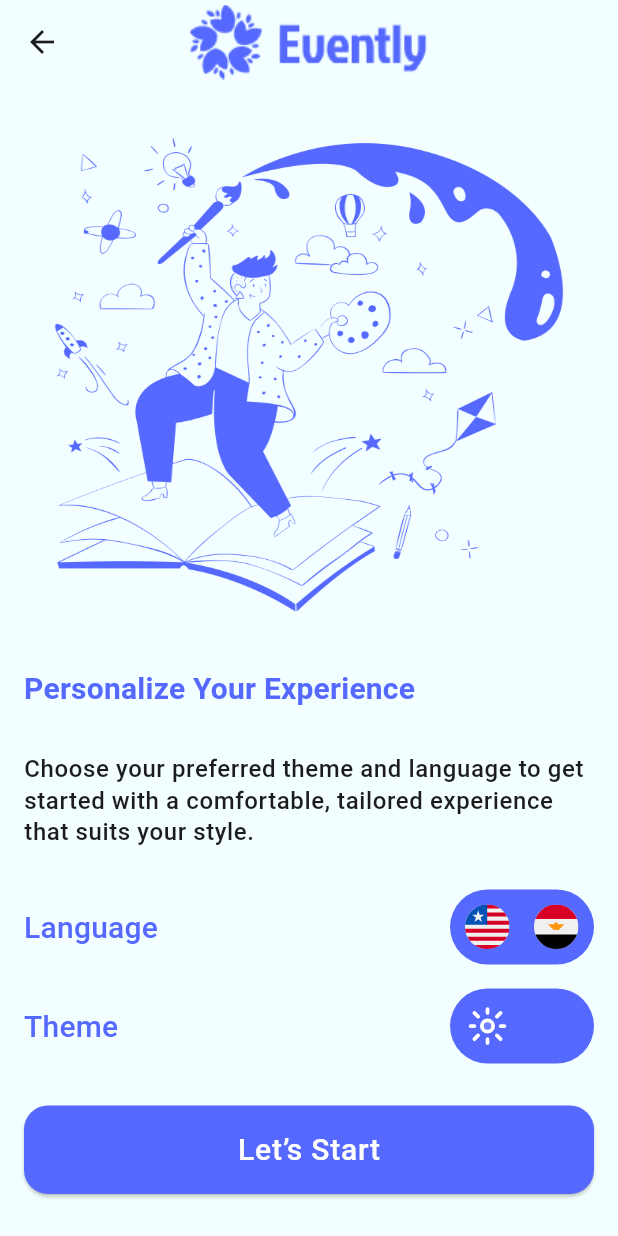
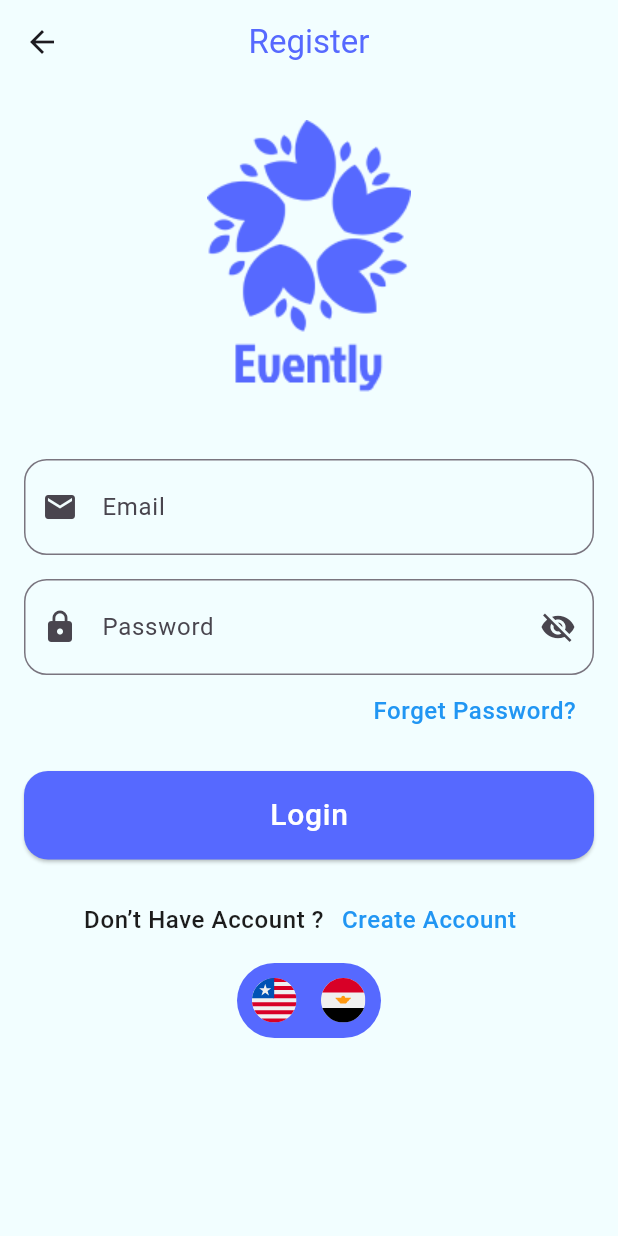
Before and after one commit to meslhy/evently_app, a Flutter app: the StartScreen screen opened by its route, after a tap on "Let’s Start", on a phone screen of 412 x 824 dp. Run offline on Flutter 3.47's test engine with Material 3 defaults, Android fonts, the phone set to English and light mode, and no system bars; drawn by our look-alikes of animated_toggle_switch; our stand-ins replace easy_localization, flutter_animate, flutter_svg, shared_preferences; accounts and stored records are empty.

Commit message:
create RegisterScreen and Login Screen And ForgetScreen ui

```diff
--- a/assets/translations/ar.json
+++ b/assets/translations/ar.json
@@ -2,4 +2,17 @@
   "StartDesc" : "اختر المظهر واللغة المفضلين لديك لتبدأ بتجربة مريحة ومصممة خصيصًا لتناسب ذوقك.",
   "Language": "اللغة",
   "Theme": "السمه",
-  "Begin": "دعونا نبدأ"}
+  "Begin": "دعونا نبدأ",
+  "Register" : "سجل",
+  "name" : "الاسم",
+  "Email" :"بريد الكتروني",
+  "Password":"كبمه السر" ,
+  "RePassword": "اعادة كلمه السر",
+  "CreateAccount" : "انشاء حساب",
+  "HaveAcc" : "لديك اكونت بالفعل؟",
+  "Login" : "تسجيل دخول",
+  "DontHaveAcc" : "لا املك حساب ؟",
+  "CreateAcc" : "انشاء حساب",
+  "ForgetPassword": "نسيت كلمة المرور؟",
+  "ResetPassword" : "اعادة تعيين كلمة السر"
+}
--- a/assets/translations/en.json
+++ b/assets/translations/en.json
@@ -2,4 +2,18 @@
   "StartDesc" : "Choose your preferred theme and language to get started with a comfortable, tailored experience that suits your style.",
   "Language" : "Language",
   "Theme" : "Theme",
-  "Begin" : "Let’s Start"}
+  "Begin" : "Let’s Start",
+  "Register" : "Register",
+  "name" : "Name",
+  "Email" :"Email",
+  "Password":"Password" ,
+  "RePassword": "Re Password",
+  "CreateAccount" : "Create Account",
+  "HaveAcc" : "Already Have Account ?",
+  "Login" : "Login",
+  "DontHaveAcc" : "Don’t Have Account ?",
+  "CreateAcc" : "Create Account",
+  "ForgetPassword" : "Forget Password?",
+  "ResetPassword" : "Reset Password"
+
+}
--- a/lib/core/resources/AppStyle.dart
+++ b/lib/core/resources/AppStyle.dart
@@ -12,6 +12,11 @@ class AppStyle {
       backgroundColor: Colors.transparent,
       centerTitle:true,
       elevation: 0,
+      titleTextStyle: TextStyle(
+        color: ColorManager.blue,
+        fontSize: 22,
+        fontWeight: FontWeight.w400,
+      ),
     ),
     colorScheme: ColorScheme.fromSeed(
         seedColor: Colors.deepPurple,
@@ -20,6 +25,7 @@ class AppStyle {
       tertiary: ColorManager.red,
       brightness: Brightness.light,
       onPrimary: Colors.white,
+      onPrimaryContainer: Colors.grey,
 
     ),
     textTheme: TextTheme(
@@ -48,6 +54,11 @@ class AppStyle {
       backgroundColor: Colors.transparent,
       centerTitle:true,
       elevation: 0,
+      titleTextStyle: TextStyle(
+        color: ColorManager.blue,
+        fontSize: 22,
+        fontWeight: FontWeight.w400,
+      ),
     ),
     colorScheme: ColorScheme.fromSeed(
       seedColor: Colors.deepPurple,
@@ -56,6 +67,7 @@ class AppStyle {
       tertiary: ColorManager.red,
         brightness: Brightness.dark,
       onPrimary: Colors.black,
+      onPrimaryContainer: ColorManager.white,
     ),
     textTheme: TextTheme(
       bodySmall:  TextStyle(
--- a/lib/core/resources/AssetsManager.dart
+++ b/lib/core/resources/AssetsManager.dart
@@ -11,4 +11,5 @@ abstract class AssetsManager{
   static const String us = "assets/images/EN.svg";
   static const String sun = "assets/images/Sun.svg";
   static const String moon = "assets/images/Moon.svg";
+  static const String forgetPic = "assets/images/forgetPic.svg";
 }
--- a/lib/core/resources/StringManager.dart
+++ b/lib/core/resources/StringManager.dart
@@ -7,6 +7,18 @@ abstract class StringManager{
   static const String language  = "Language";
   static const String theme  = "Theme";
   static const String begin  = "Begin";
+  static const String register  = "Register";
+  static const String name ="name" ;
+  static const String  email ="Email" ;
+  static const String  pass ="Password" ;
+  static const String  rePass ="RePassword";
+  static const String  createAccount ="CreateAccount";
+  static const String  haveAcc ="HaveAcc";
+  static const String  login ="Login";
+  static const String dontHaveAcc = "DontHaveAcc";
+  static const String createAcc= "CreateAcc";
+  static const String forgetPass = "ForgetPassword";
+  static const String resetPass = "ResetPassword";
 
 
 }
--- /dev/null
+++ b/lib/core/reusable_componant/CustomTextButton.dart
@@ -0,0 +1,25 @@
+import 'package:flutter/material.dart';
+
+class CustomTextButton extends StatelessWidget {
+  void Function()? onPressed;
+  String title;
+  CustomTextButton({
+    super.key,
+    required this.onPressed,
+    required this.title
+  });
+
+  @override
+  Widget build(BuildContext context) {
+    return TextButton(
+        onPressed: onPressed,
+        child: Text(
+          title,
+          style: Theme.of(context).textTheme.bodySmall!.copyWith(
+              color: Colors.blue
+          ),
+        ),
+
+    );
+  }
+}
--- /dev/null
+++ b/lib/core/reusable_componant/CustomTextFF.dart
@@ -0,0 +1,69 @@
+import 'package:flutter/material.dart';
+
+class CustomTextFormField extends StatefulWidget {
+  final String label;
+  final TextEditingController controller;
+  final TextInputType keyboardType;
+  final bool isPassword;
+  final String? Function(String?)? validator;
+  final Widget? prefixIcon;
+
+  const CustomTextFormField({
+    super.key,
+    required this.label,
+    required this.controller,
+    this.keyboardType = TextInputType.text,
+    this.isPassword = false,
+    this.validator,
+    this.prefixIcon,
+  });
+
+  @override
+  State<CustomTextFormField> createState() => _CustomTextFormFieldState();
+}
+
+class _CustomTextFormFieldState extends State<CustomTextFormField> {
+  bool _obscureText = true;
+
+  @override
+  void initState() {
+    super.initState();
+    _obscureText = widget.isPassword;
+  }
+
+  @override
+  Widget build(BuildContext context) {
+    return TextFormField(
+      controller: widget.controller,
+      keyboardType: widget.keyboardType,
+      obscureText: widget.isPassword ? _obscureText : false,
+      validator: widget.validator,
+      decoration: InputDecoration(
+        labelText: widget.label,
+        prefixIcon: widget.prefixIcon,
+        suffixIcon: widget.isPassword
+            ? IconButton(
+          icon: Icon(
+            _obscureText ? Icons.visibility_off : Icons.visibility,
+          ),
+          onPressed: () {
+            setState(() {
+              _obscureText = !_obscureText;
+            });
+          },
+        )
+            : null,
+        contentPadding: const EdgeInsets.symmetric(
+          vertical: 20,
+        ),
+        border: OutlineInputBorder(
+
+          borderSide: BorderSide(
+            color: Colors.grey
+          ),
+          borderRadius: BorderRadius.circular(15),
+        ),
+      ),
+    );
+  }
+}
--- /dev/null
+++ b/lib/ui/auth/login/screen/login_screen.dart
@@ -0,0 +1,152 @@
+import 'package:easy_localization/easy_localization.dart';
+import 'package:evently_app1/core/reusable_componant/CustomButton.dart';
+import 'package:evently_app1/core/reusable_componant/CustomTextButton.dart';
+import 'package:evently_app1/core/reusable_componant/CustomTextFF.dart';
+import 'package:evently_app1/ui/auth/forgetPass/screen/forget_pass_screen.dart';
+import 'package:flutter/material.dart';
+
+import '../../../../core/resources/AssetsManager.dart';
+import '../../../../core/resources/StringManager.dart';
+import '../../../../core/reusable_componant/CustomSwitch.dart';
+import '../../register/screen/register_screen.dart';
+
+class LoginScreen extends StatefulWidget {
+  static const String routeName = "LoginScreen";
+
+  LoginScreen({super.key});
+
+  @override
+  State<LoginScreen> createState() => _LoginScreenState();
+}
+
+class _LoginScreenState extends State<LoginScreen> {
+  int selectedLanguage = 0 ;
+
+
+
+  TextEditingController emailController = TextEditingController();
+
+  TextEditingController passwordController = TextEditingController();
+
+  GlobalKey<FormState>  formKey = GlobalKey<FormState>();
+
+  @override
+  Widget build(BuildContext context) {
+    selectedLanguage = context.locale.languageCode == 'en' ? 0 : 1;
+    return Scaffold(
+      appBar: AppBar(
+        title: Text(StringManager.register),
+      ),
+      body: Padding(
+        padding: const EdgeInsets.symmetric(
+          horizontal: 16,
+        ),
+        child: Form(
+          key: formKey,
+          child: Column(
+            mainAxisAlignment: MainAxisAlignment.start,
+            crossAxisAlignment: CrossAxisAlignment.center,
+            children: [
+              const SizedBox(height: 24,),
+              Image.asset(
+                AssetsManager.logo,
+              ),
+              const SizedBox(height: 24,),
+              //email
+              const SizedBox(height: 16,),
+              CustomTextFormField(
+                label: StringManager.email.tr(),
+                controller: emailController,
+                keyboardType: TextInputType.emailAddress,
+                prefixIcon: Icon(Icons.email),
+                validator: (value) {
+                  if (value == null || value.isEmpty) {
+                    return 'Please enter your email';
+                  }
+                  if (!value.contains('@')) {
+                    return 'Please enter a valid email';
+                  }
+                  return null;
+                },
+              ),
+              //pass
+              const SizedBox(height: 16,),
+              CustomTextFormField(
+                label: StringManager.pass.tr(),
+                controller: passwordController,
+                keyboardType: TextInputType.visiblePassword,
+                prefixIcon: Icon(Icons.lock),
+                isPassword: true,
+                validator: (value) {
+                  if (value == null || value.isEmpty) {
+                    return 'Please enter your password';
+                  }
+                  if (value.length < 6) {
+                    return 'Password must be at least 6 characters';
+                  }
+                  return null;
+                },
+              ),
+              //forgetPass
+              Align(
+                alignment: AlignmentDirectional.centerEnd,
+                child: CustomTextButton(
+                  onPressed: (){
+                    Navigator.pushNamed(context, ForgetPassScreen.routeName);
+                  },
+                  title: StringManager.forgetPass.tr(),
+                ),
+              ),
+              const SizedBox(height: 16,),
+              SizedBox(
+                width: double.infinity,
+                child: CustomButton(
+                  title: StringManager.login.tr(),
+                  onTap: (){
+                    formKey.currentState!.validate();
+                  },
+                ),
+              ),
+              const SizedBox(height: 16,),
+              Row(
+                mainAxisAlignment: MainAxisAlignment.center,
+                children: [
+                  Text(
+                      StringManager.dontHaveAcc.tr(),
+                      style: Theme.of(context).textTheme.bodySmall
+                  ),
+                  CustomTextButton(
+                      onPressed: (){
+                        Navigator.pushReplacementNamed(context, RegisterScreen.routeName);
+                      },
+                      title: StringManager.createAcc.tr(),
+                  )
+                ],
+              ),
+              const SizedBox(height: 5,),
+              CustomSwitch(item1: AssetsManager.us,
+                item2: AssetsManager.eg,
+                selected: selectedLanguage,
+                onChanged: (value) {
+                  setState(() {
+                    selectedLanguage = value;
+                    if(value == 1)
+                    {
+                      context.setLocale(Locale('ar'));
+                    }else{
+                      context.setLocale(Locale('en'));
+                    }
+
+                  });
+                },
+              )
+
+
+
+            ],
+          ),
+        ),
+      ),
+    );
+  }
+}
--- a/lib/ui/start/screen/start_screen.dart
+++ b/lib/ui/start/screen/start_screen.dart
@@ -4,6 +4,8 @@ import 'package:evently_app1/core/resources/StringManager.dart';
 import 'package:evently_app1/core/reusable_componant/CustomButton.dart';
 import 'package:evently_app1/core/reusable_componant/CustomSwitch.dart';
 import 'package:evently_app1/providers/ThemeProvider.dart';
+import 'package:evently_app1/ui/auth/login/screen/login_screen.dart';
+import 'package:evently_app1/ui/auth/register/screen/register_screen.dart';
 import 'package:flutter/material.dart';
 import 'package:provider/provider.dart';
 
@@ -116,7 +118,9 @@ class _StartScreenState extends State<StartScreen> {
               const SizedBox(height: 28,),
               CustomButton(
                   title: StringManager.begin.tr(),
-                  onTap: (){})
+                  onTap: (){
+                    Navigator.pushReplacementNamed(context,LoginScreen.routeName);
+                  })
             ],
           ),
         ),
```
Also changed, not shown: lib/main.dart (+8 -2 lines), lib/ui/auth/forgetPass/screen/forget_pass_screen.dart (added, +63 -0 lines), lib/ui/auth/register/screen/register_screen.dart (added, +178 -0 lines), assets/images/forgetPic.svg (added).
